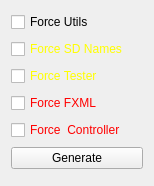
Before: the Qt Designer form libraries/DashboardGenerator/lib/ui/generate_config.ui in GirlsOfSteelRobotics/GirlsOfSteelFRC, drawn with Qt 5.
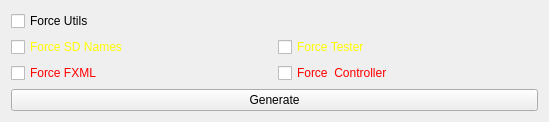
After: the same form once the commit is applied.

Patch:
```diff
--- a/libraries/DashboardGenerator/lib/ui/generate_config.ui
+++ b/libraries/DashboardGenerator/lib/ui/generate_config.ui
@@ -6,22 +6,22 @@
    <rect>
     <x>0</x>
     <y>0</y>
-    <width>154</width>
-    <height>186</height>
+    <width>549</width>
+    <height>110</height>
    </rect>
   </property>
   <property name="windowTitle">
    <string>Form</string>
   </property>
-  <layout class="QVBoxLayout" name="verticalLayout">
-   <item>
+  <layout class="QGridLayout" name="gridLayout">
+   <item row="0" column="0">
     <widget class="QCheckBox" name="force_utils">
      <property name="text">
       <string>Force Utils</string>
      </property>
     </widget>
    </item>
-   <item>
+   <item row="1" column="0">
     <widget class="QCheckBox" name="force_nt_names">
      <property name="styleSheet">
       <string notr="true">color: yellow;</string>
@@ -31,7 +31,7 @@
      </property>
     </widget>
    </item>
-   <item>
+   <item row="1" column="1">
     <widget class="QCheckBox" name="force_tester">
      <property name="styleSheet">
       <string notr="true">color: yellow;</string>
@@ -41,7 +41,7 @@
      </property>
     </widget>
    </item>
-   <item>
+   <item row="2" column="0">
     <widget class="QCheckBox" name="force_fxml">
      <property name="styleSheet">
       <string notr="true">color: red;</string>
@@ -51,7 +51,7 @@
      </property>
     </widget>
    </item>
-   <item>
+   <item row="2" column="1">
     <widget class="QCheckBox" name="force_controller">
      <property name="styleSheet">
       <string notr="true">color: red;</string>
@@ -61,7 +61,7 @@
      </property>
     </widget>
    </item>
-   <item>
+   <item row="3" column="0" colspan="2">
     <widget class="QPushButton" name="generate_btn">
      <property name="text">
       <string>Generate</string>
```
